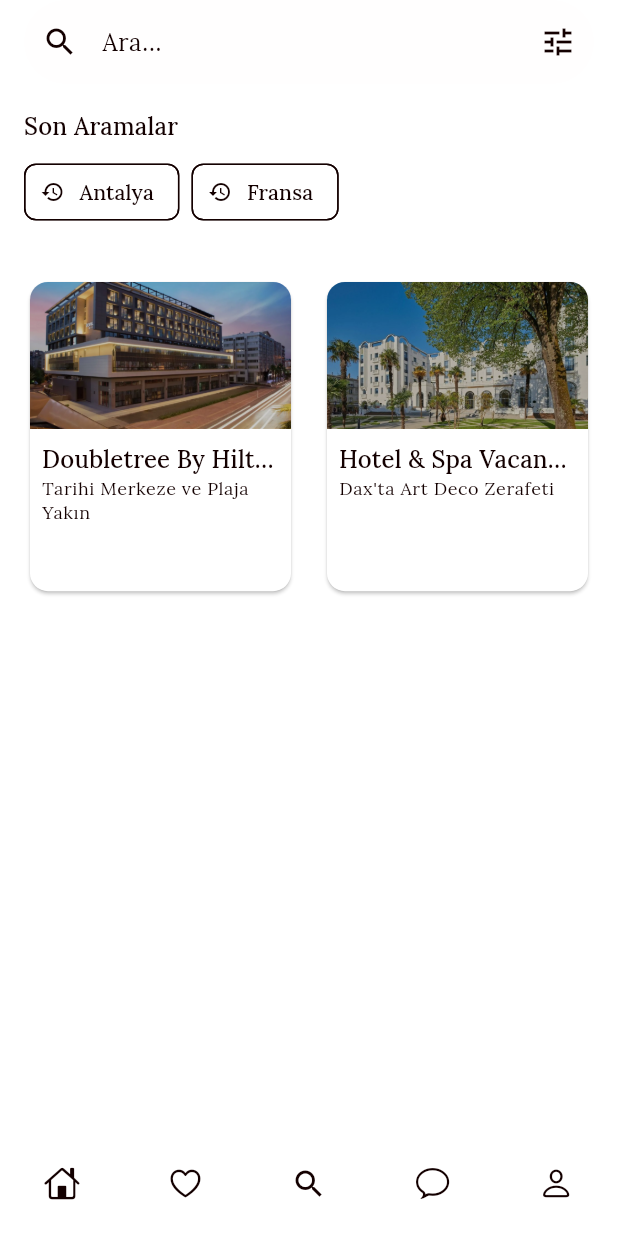
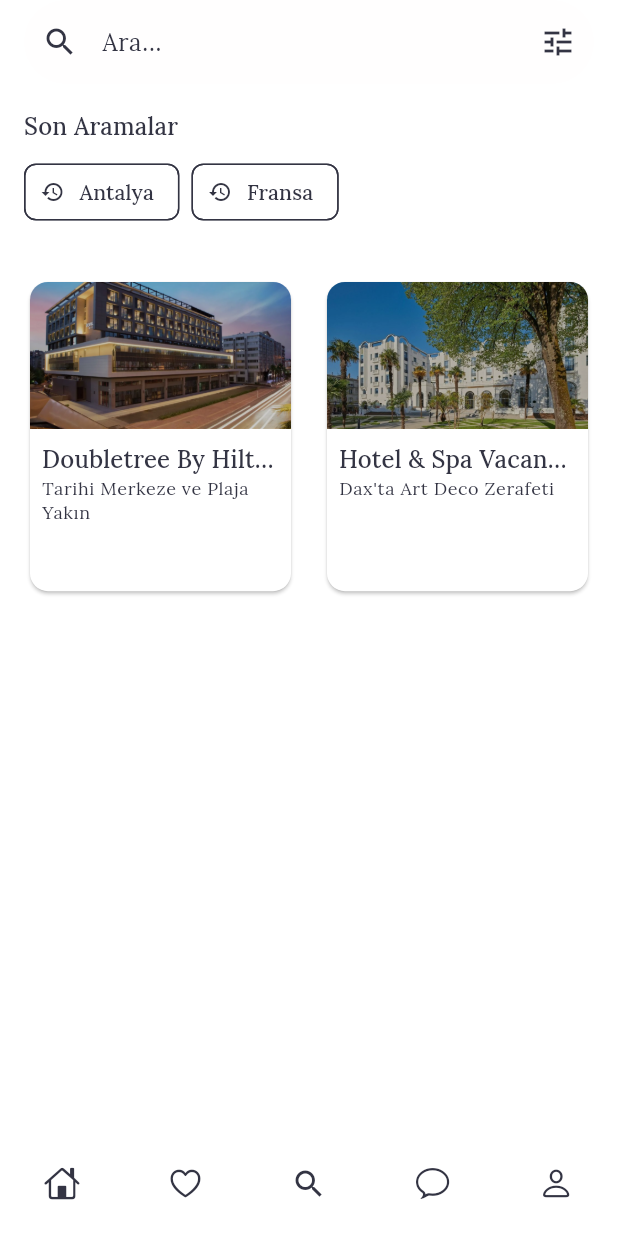
Before and after one commit to dilaradertli/RedRoute, a Flutter app: the SearchScreen screen opened by its route, on a phone screen of 412 x 824 dp. Run offline on Flutter 3.47's test engine with Material 3 defaults, Android fonts, the phone set to English and light mode, and no system bars; our stand-ins replace go_router, google_fonts, lottie; missing offline and left inert: dotlottie_loader.

Commit message:
Update themes.dart
Tema rengi değiştirildi

```diff
--- a/lib/core/themes.dart
+++ b/lib/core/themes.dart
@@ -17,7 +17,7 @@ const colors = {
   "secondary": Color.fromARGB(255, 255, 254, 254),
   "onSecondary": Color.fromARGB(255, 74, 160, 241),
   "surface": Color.fromARGB(255, 255, 255, 255),
-  "onSurface": Color.fromARGB(255, 19, 0, 0),
+  "onSurface": Color.fromARGB(255, 51, 52, 67),
   "success": Colors.green,
   "error": Colors.red,
   "onError": Colors.white,
```
